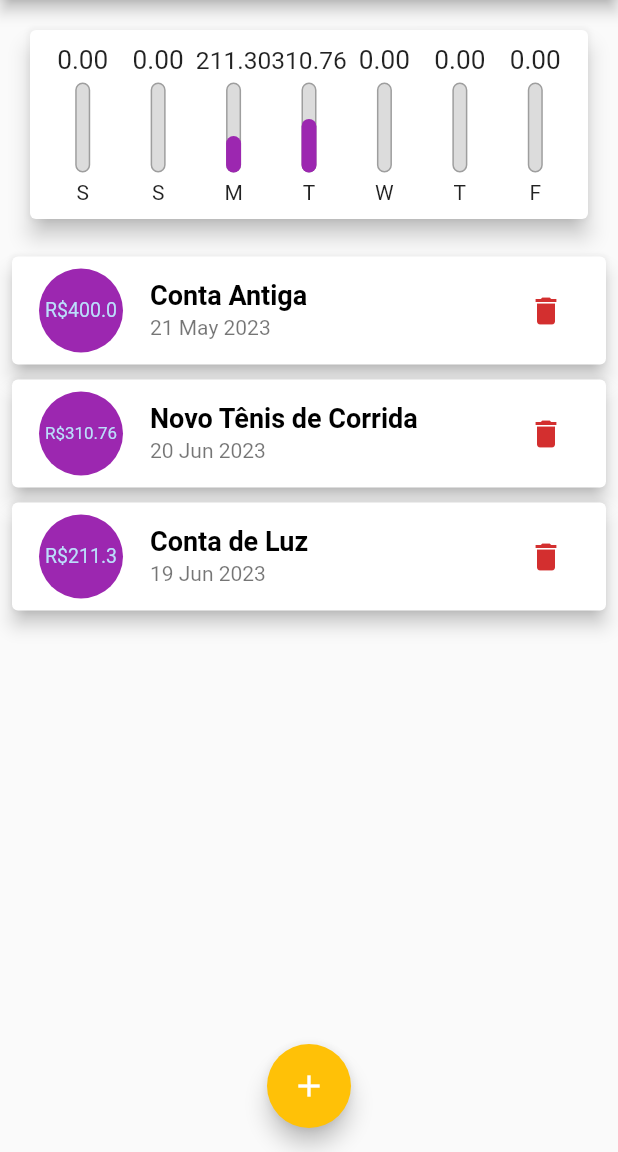
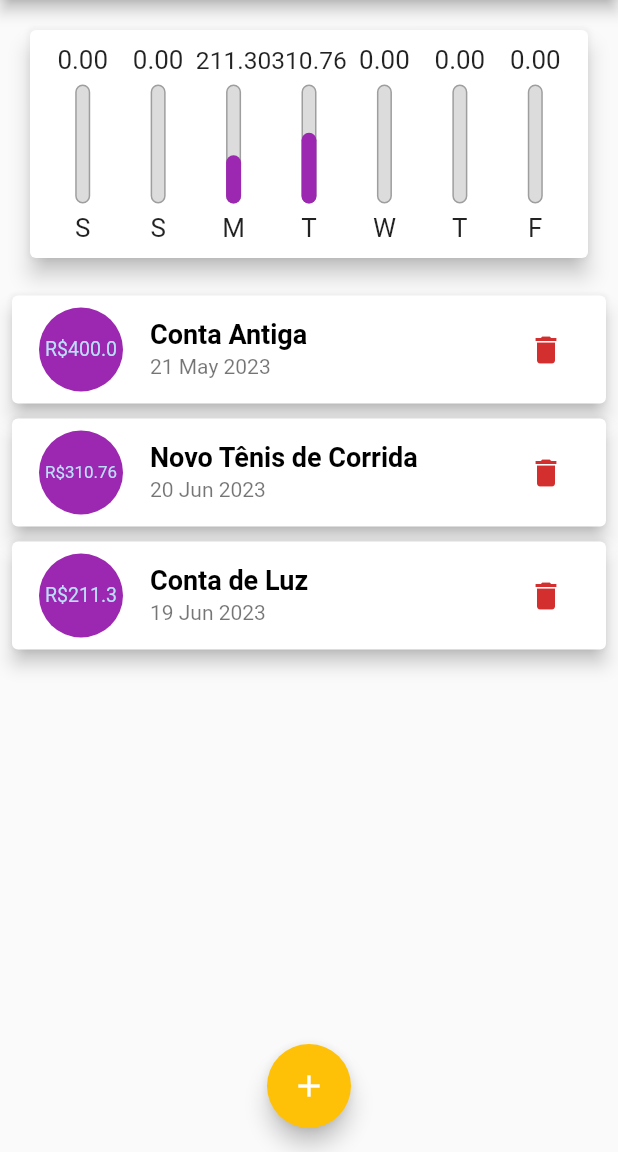
Before and after one commit to michelgm/expenses, a Flutter app: the screen it shows after launch, on a phone screen of 412 x 824 dp, the part 84-1236 px from its top. Run offline on Flutter 3.47's test engine with Material 2 defaults, Android fonts, the phone set to English and light mode, and no system bars.

Commit message:
responsive

```diff
--- a/lib/components/chart_bar.dart
+++ b/lib/components/chart_bar.dart
@@ -14,17 +14,21 @@ class ChartBar extends StatelessWidget {
 
   @override
   Widget build(BuildContext context) {
+    return LayoutBuilder(
+      builder: (ctx, constraints) {
         return Column(
           children: [
             Container(
-          height: 20,
+              height: constraints.maxHeight * 0.15,
               child: FittedBox(
                 child: Text('${value!.toStringAsFixed(2)}'),
               ),
             ),
-        const SizedBox(height: 5),
             SizedBox(
-          height: 60,
+              height: constraints.maxHeight * 0.05,
+            ),
+            SizedBox(
+              height: constraints.maxHeight * 0.6,
               width: 10,
               child: Stack(
                 alignment: Alignment.bottomCenter,
@@ -51,9 +55,16 @@ class ChartBar extends StatelessWidget {
                 ],
               ),
             ),
-        const SizedBox(height: 5),
-        Text(label!),
+            SizedBox(height: constraints.maxHeight * 0.05),
+            Container(
+              height: constraints.maxHeight * 0.15,
+              child: FittedBox(
+                child: Text(label!),
+              ),
+            ),
           ],
+        );
+      },
     );
   }
 }
--- a/lib/components/transaction_form.dart
+++ b/lib/components/transaction_form.dart
@@ -45,10 +45,16 @@ class _TransactionFormState extends State<TransactionForm> {
 
   @override
   Widget build(BuildContext context) {
-    return Card(
+    return SingleChildScrollView(
+      child: Card(
         elevation: 5,
         child: Padding(
-        padding: const EdgeInsets.all(10),
+          padding: EdgeInsets.only(
+            top: 10,
+            left: 10,
+            right: 10,
+            bottom: 10 + MediaQuery.of(context).viewInsets.bottom,
+          ),
           child: Column(
             children: [
               TextField(
@@ -101,6 +107,7 @@ class _TransactionFormState extends State<TransactionForm> {
             ],
           ),
         ),
+      ),
     );
   }
 }
--- a/lib/components/transaction_list.dart
+++ b/lib/components/transaction_list.dart
@@ -12,10 +12,9 @@ class TransactionList extends StatelessWidget {
 
   @override
   Widget build(BuildContext context) {
-    return Container(
-      height: 500,
-      child: transactions.isEmpty
-          ? Column(
+    return transactions.isEmpty
+        ? LayoutBuilder(builder: (ctx, constraints) {
+            return Column(
               children: [
                 SizedBox(height: 20),
                 Text(
@@ -24,14 +23,15 @@ class TransactionList extends StatelessWidget {
                 ),
                 SizedBox(height: 20),
                 Container(
-                  height: 250,
+                  height: constraints.maxHeight * 0.6,
                   child: Image.asset(
                     'assets\\images\\waiting.png',
                     fit: BoxFit.cover,
                   ),
                 ),
               ],
-            )
+            );
+          })
         : ListView.builder(
             itemCount: transactions.length,
             itemBuilder: (ctx, index) {
@@ -60,15 +60,31 @@ class TransactionList extends StatelessWidget {
                   subtitle: Text(
                     DateFormat('d MMM y').format(tr.date),
                   ),
-                    trailing: IconButton(
-                      icon: Icon(Icons.delete),
+                  trailing: MediaQuery.of(context).size.width > 480
+                      ? TextButton(
+                          onPressed: () => onRemove(tr.id),
+                          child: TextButton.icon(
+                            onPressed: () => onRemove(tr.id),
+                            icon: Icon(
+                              Icons.delete,
+                              color: Theme.of(context).errorColor,
+                            ),
+                            label: Text(
+                              'Excluir',
+                              style: TextStyle(
+                                color: Theme.of(context).errorColor,
+                              ),
+                            ),
+                          ),
+                        )
+                      : IconButton(
+                          icon: const Icon(Icons.delete),
                           color: Theme.of(context).errorColor,
                           onPressed: () => onRemove(tr.id),
                         ),
                 ),
               );
             },
-            ),
           );
   }
 }
--- a/lib/main.dart
+++ b/lib/main.dart
@@ -70,6 +70,7 @@ class _MyHomePageState extends State<MyHomePage> {
       date: DateTime.now().subtract(const Duration(days: 4)),
     ),
   ];
+  bool _showChart = false;
 
   List<Transaction> get _recentTransactions {
     return _transactions.where((tr) {
@@ -111,22 +112,46 @@ class _MyHomePageState extends State<MyHomePage> {
 
   @override
   Widget build(BuildContext context) {
-    return Scaffold(
-      appBar: AppBar(
+    final mediaQuery = MediaQuery.of(context);
+    bool isLandscape = mediaQuery.orientation == Orientation.landscape;
+    final appBar = AppBar(
       title: const Text('Despesas Pessoais'),
       actions: [
+        if (isLandscape)
+          IconButton(
+            icon: Icon(_showChart ? Icons.list : Icons.bar_chart_rounded),
+            onPressed: () {
+              setState(() {
+                _showChart = !_showChart;
+              });
+            },
+          ),
         IconButton(
           icon: const Icon(Icons.add),
           onPressed: () => _openTransactionFormModal(context),
         ),
       ],
-      ),
+    );
+    final availableHeight = mediaQuery.size.height -
+        appBar.preferredSize.height -
+        mediaQuery.padding.top;
+
+    return Scaffold(
+      appBar: appBar,
       body: SingleChildScrollView(
         child: Column(
           crossAxisAlignment: CrossAxisAlignment.stretch,
           children: [
-            Chart(_recentTransactions),
-            TransactionList(_transactions, _removeTransaction),
+            if (_showChart || !isLandscape)
+              Container(
+                height: availableHeight * (isLandscape ? 0.8 : 0.25),
+                child: Chart(_recentTransactions),
+              ),
+            if (!_showChart || !isLandscape)
+              Container(
+                height: availableHeight * (isLandscape ? 1 : 0.7),
+                child: TransactionList(_transactions, _removeTransaction),
+              ),
           ],
         ),
       ),
```
Lines whose indentation alone changed are shown as unchanged.
